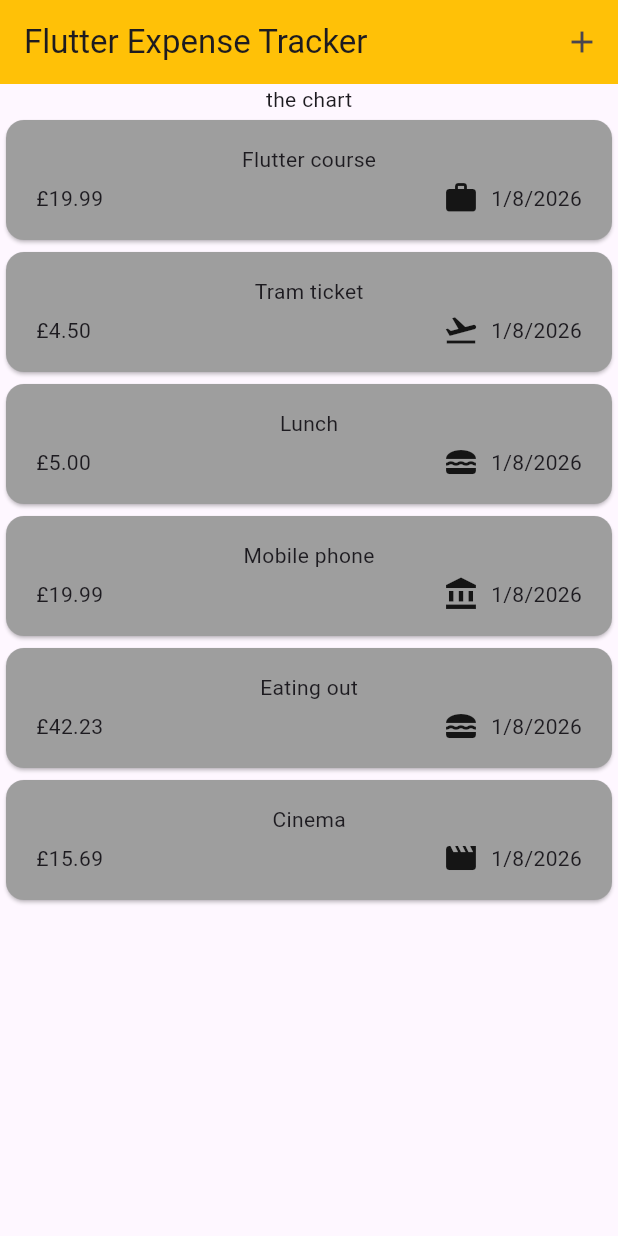
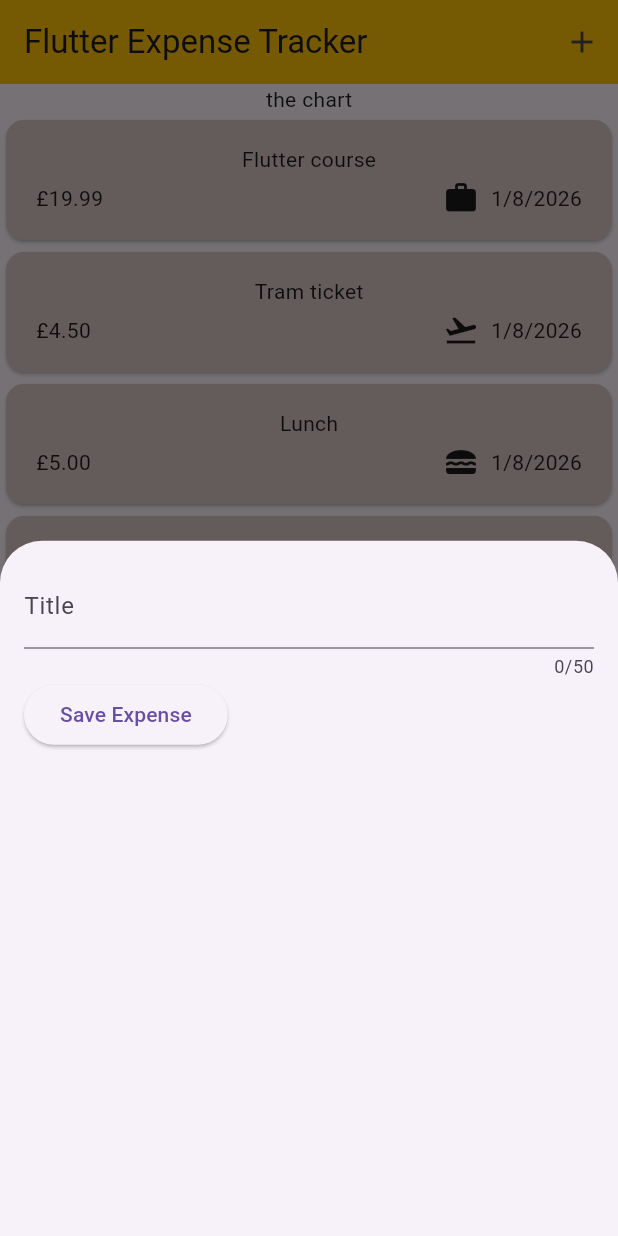
Before and after one commit to the-dext/flutter_course, a Flutter app: the screen it shows after launch, after a tap on the "add" icon, on a phone screen of 412 x 824 dp. Run offline on Flutter 3.47's test engine with Material 3 defaults, Android fonts, the phone set to English and light mode, and no system bars; our stand-ins replace google_fonts.

Commit message:
textbox value on every press

```diff
--- a/expense_tracker/expense_tracker/lib/widgets/expenses.dart
+++ b/expense_tracker/expense_tracker/lib/widgets/expenses.dart
@@ -4,6 +4,7 @@
 
 import 'package:expense_tracker/widgets/expenses_list/expenses_list.dart';
 import 'package:expense_tracker/models/expense.dart';
+import 'package:expense_tracker/widgets/new_expense.dart';
 import 'package:flutter/material.dart';
 
 class Expenses extends StatefulWidget {
@@ -55,6 +56,10 @@
     ),
   ];
 
+  void _openAddExpenseOverlay() {
+    showModalBottomSheet(context: context, builder: (ctx) => NewExpense());
+  }
+
   @override
   Widget build(BuildContext context) {
     // return the widget tree here.
@@ -62,7 +67,9 @@
       appBar: AppBar(
         backgroundColor: Colors.amber,
         title: Text("Flutter Expense Tracker"),
-        actions: [IconButton(onPressed: () => {}, icon: Icon(Icons.add))],
+        actions: [
+          IconButton(onPressed: _openAddExpenseOverlay, icon: Icon(Icons.add)),
+        ],
       ),
       body: Column(
         children: [
--- a/expense_tracker/expense_tracker/lib/widgets/expenses_list/expense_item.dart
+++ b/expense_tracker/expense_tracker/lib/widgets/expenses_list/expense_item.dart
@@ -9,7 +9,7 @@
   @override
   Widget build(BuildContext context) {
     return Card(
-      color: Colors.grey,
+      color: const Color.fromARGB(255, 218, 198, 198),
       child: Padding(
         padding: const EdgeInsets.symmetric(horizontal: 20, vertical: 16),
         child: Column(
--- /dev/null
+++ b/expense_tracker/expense_tracker/lib/widgets/new_expense.dart
@@ -0,0 +1,40 @@
+import 'package:flutter/material.dart';
+
+class NewExpense extends StatefulWidget {
+  const NewExpense({super.key});
+
+  @override
+  State<NewExpense> createState() {
+    return _NewExpenseState();
+  }
+}
+
+class _NewExpenseState extends State<NewExpense> {
+  String _enteredTitle = "";
+
+  @override
+  Widget build(BuildContext context) {
+    return Padding(
+      padding: const EdgeInsetsGeometry.all(16),
+      child: Column(
+        children: [
+          TextField(
+            onChanged: (v) => {_enteredTitle = v},
+            maxLength: 50,
+            decoration: InputDecoration(label: Text("Title")),
+          ),
+          Row(
+            children: [
+              ElevatedButton(
+                onPressed: () {
+                  print(_enteredTitle);
+                },
+                child: const Text("Save Expense"),
+              ),
+            ],
+          ),
+        ],
+      ),
+    );
+  }
+}
```
